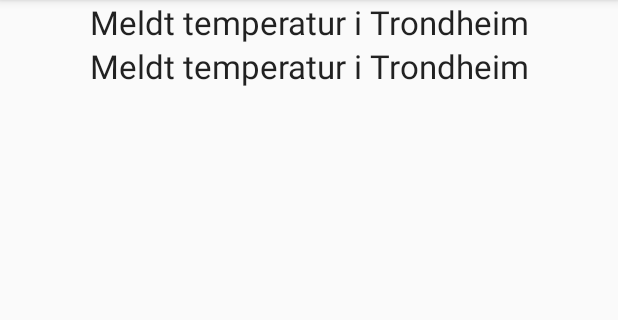
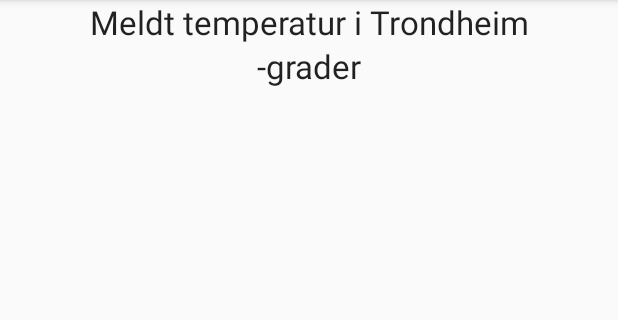
Before and after one commit to Inmeta/Androidkurs, an Android app: the screen it shows after launch (StartActivity), on a phone screen of 412 x 824 dp, the part 84-404 px from its top. Run offline under Robolectric (Android 15) with nearby library versions, the phone set to English and light mode, and no system bars; 1 statement that could not run was skipped.

```diff
--- a/AndroidWorkshop/src/main/res/layout/activity_start.xml
+++ b/AndroidWorkshop/src/main/res/layout/activity_start.xml
@@ -10,7 +10,7 @@
         android:gravity="center_horizontal"
         android:layout_height="wrap_content"
         android:layout_width="match_parent"
-        android:text="@string/default_temp"
+        android:text="@string/temp_overskrift"
         android:textAppearance="@android:style/TextAppearance.Large" />
 
 
--- a/AndroidWorkshop/src/main/res/values/strings.xml
+++ b/AndroidWorkshop/src/main/res/values/strings.xml
@@ -3,5 +3,6 @@
     <string name="app_name">AndroidWorkshop</string>
     <string name="hello_world">Hello world!</string>
     <string name="action_settings">Settings</string>
-    <string name="default_temp">Meldt temperatur i Trondheim</string>
+    <string name="temp_overskrift">Meldt temperatur i Trondheim</string>
+    <string name="default_temp">-grader</string>
 </resources>
```
